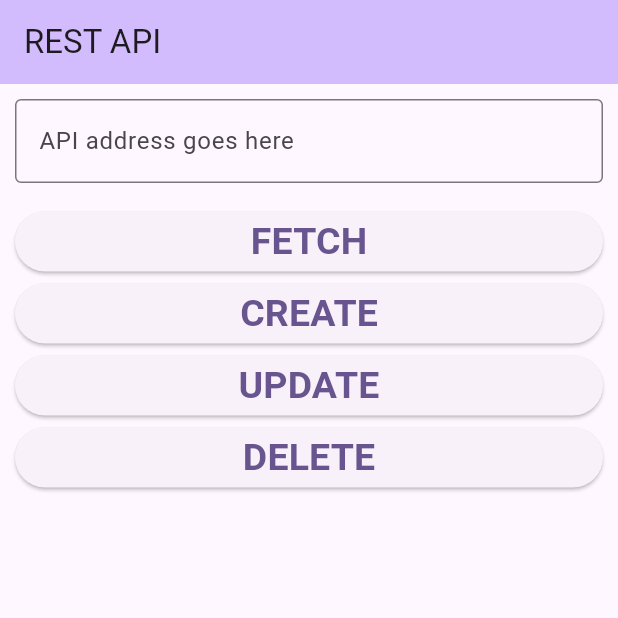
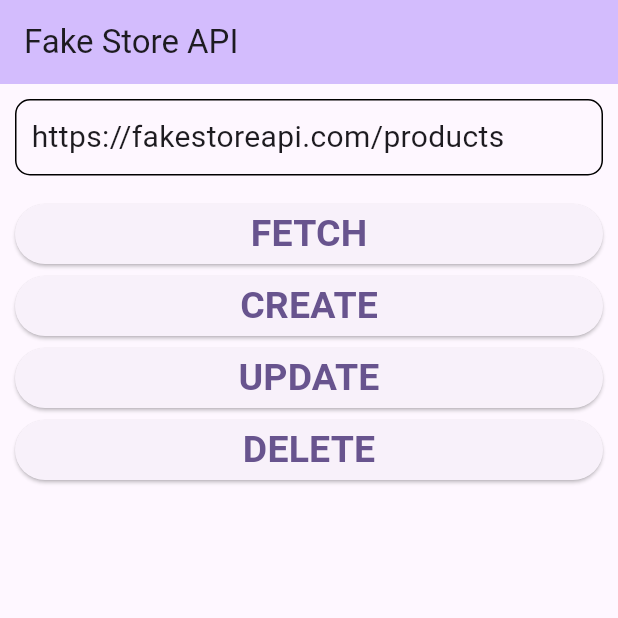
Before and after one commit to Muhammed-IrfanAC/Dart-rest-api-app, a Flutter app: the screen it shows after launch, on a phone screen of 412 x 824 dp, the top half of it. Run offline on Flutter 3.47's test engine with Material 3 defaults, Android fonts, the phone set to English and light mode, and no system bars; our stand-ins replace animated_splash_screen; network calls fail.

```diff
--- a/lib/main.dart
+++ b/lib/main.dart
@@ -1,3 +1,4 @@
+import 'package:animated_splash_screen/animated_splash_screen.dart';
 import 'package:flutter/material.dart';
 import 'package:rest_api/screens/delete_screen.dart';
 import 'package:rest_api/screens/post_screen.dart';
@@ -15,14 +16,15 @@ class MyApp extends StatelessWidget {
   @override
   Widget build(BuildContext context) {
     return MaterialApp(
-      debugShowCheckedModeBanner: false,
-      title: 'Flutter Demo',
-      theme: ThemeData(
-        colorScheme: ColorScheme.fromSeed(seedColor: Colors.deepPurple),
-        useMaterial3: true,
-      ),
-      home: const MyHomePage(title: 'REST API'),
-    );
+        debugShowCheckedModeBanner: false,
+        theme: ThemeData(
+          colorScheme: ColorScheme.fromSeed(seedColor: Colors.deepPurple),
+          useMaterial3: true,
+        ),
+        home: AnimatedSplashScreen(
+          duration: 1500,
+            splash: Image.network("https://fakestoreapi.com/icons/logo.png"),
+            nextScreen: const MyHomePage(title: 'Fake Store API')));
   }
 }
 
@@ -36,7 +38,7 @@ class MyHomePage extends StatefulWidget {
 }
 
 class _MyHomePageState extends State<MyHomePage> {
-  final apiController = TextEditingController();
+  String apiUrl = "https://fakestoreapi.com/products";
 
   @override
   Widget build(BuildContext context) {
@@ -50,12 +52,15 @@ class _MyHomePageState extends State<MyHomePage> {
         width: double.infinity,
         child: Column(
           children: [
-            TextField(
-                controller: apiController,
-                decoration: const InputDecoration(
-                  border: OutlineInputBorder(),
-                  hintText: "API address goes here",
-                )),
+            Container(
+                width: MediaQuery.of(context).size.width,
+                decoration: BoxDecoration(
+                    border: Border.all(),
+                    borderRadius:
+                        const BorderRadius.all(Radius.circular(10.0))),
+                child: Padding(
+                    padding: const EdgeInsets.all(10),
+                    child: Text(apiUrl, style: const TextStyle(fontSize: 20)))),
             const SizedBox(height: 15),
             SizedBox(
               width: double.infinity,
@@ -68,8 +73,7 @@ class _MyHomePageState extends State<MyHomePage> {
                     Navigator.push(
                         context,
                         MaterialPageRoute(
-                            builder: (context) => GetPage(
-                                apiUrl: apiController.text.toString())));
+                            builder: (context) => GetPage(apiUrl: apiUrl)));
                   }),
             ),
             SizedBox(
@@ -83,9 +87,7 @@ class _MyHomePageState extends State<MyHomePage> {
                     Navigator.push(
                         context,
                         MaterialPageRoute(
-                            builder: (context) => PostPage(
-                              apiUrl: apiController.text,
-                            )));
+                            builder: (context) => PostPage(apiUrl: apiUrl)));
                   }),
             ),
             SizedBox(
@@ -99,7 +101,7 @@ class _MyHomePageState extends State<MyHomePage> {
                     Navigator.push(
                         context,
                         MaterialPageRoute(
-                            builder: (context) => PutPage(apiUrl: apiController.text)));
+                            builder: (context) => PutPage(apiUrl: apiUrl)));
                   }),
             ),
             SizedBox(
@@ -113,7 +115,7 @@ class _MyHomePageState extends State<MyHomePage> {
                     Navigator.push(
                         context,
                         MaterialPageRoute(
-                            builder: (context) => DeletePage(apiUrl: apiController.text)));
+                            builder: (context) => DeletePage(apiUrl: apiUrl)));
                   }),
             ),
           ],
--- a/pubspec.yaml
+++ b/pubspec.yaml
@@ -36,6 +36,7 @@ dependencies:
   # Use with the CupertinoIcons class for iOS style icons.
   cupertino_icons: ^1.0.2
   http: ^1.1.0
+  animated_splash_screen: ^1.3.0
 
 dev_dependencies:
   flutter_test:
```
Also changed, not shown: pubspec.lock.
